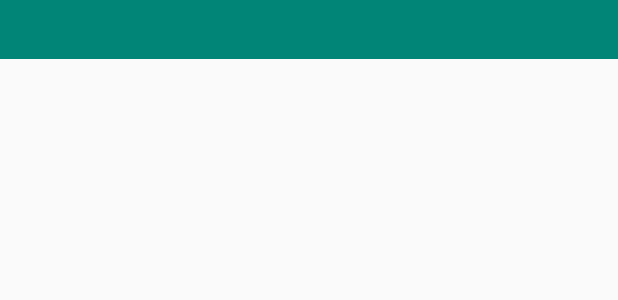
After one commit to pablo247/Finance-Manager, an Android app: the layout spinner_item_layout.xml on its own in the app's theme, with its tools: preview values and no code run, on a phone screen of 412 x 824 dp. The commit adds this screen. Shown: the top 300 px of the screen. Run offline under Robolectric (Android 15) with nearby library versions, the phone set to English and light mode, and no system bars.

Commit message:
Spinner para cambiar la previsualización de las transacciones.

```diff
--- /dev/null
+++ b/app/src/main/res/layout/spinner_item_layout.xml
@@ -0,0 +1,9 @@
+<?xml version="1.0" encoding="utf-8"?>
+<TextView
+    xmlns:android="http://schemas.android.com/apk/res/android"
+    android:layout_width="match_parent"
+    android:layout_height="wrap_content"
+    android:textColor="@color/colorTextDark"
+    android:background="@color/colorPrimary"
+    android:padding="10dp"
+    />
--- a/app/src/main/res/values/colors.xml
+++ b/app/src/main/res/values/colors.xml
@@ -8,6 +8,6 @@
     <color name="colorBorder">#E0E0E0</color>
 
     <color name="colorText">#9C9C9C</color>
-    <color name="colorTextDark">#FFF</color>
+    <color name="colorTextDark">#FFFFFF</color>
 
 </resources>
```
Also changed, not shown: app/src/main/java/com/example/financemanager/fragmentsNav/FragmentTransactions.kt (+20 -2 lines), app/src/main/res/layout/fragment_transactions.xml (+13 -2 lines), app/src/main/res/layout/spinner_layout.xml (added, +8 -0 lines), app/src/main/res/values/arrays.xml (added, +10 -0 lines), app/src/main/res/values/styles.xml (+8 -0 lines).
